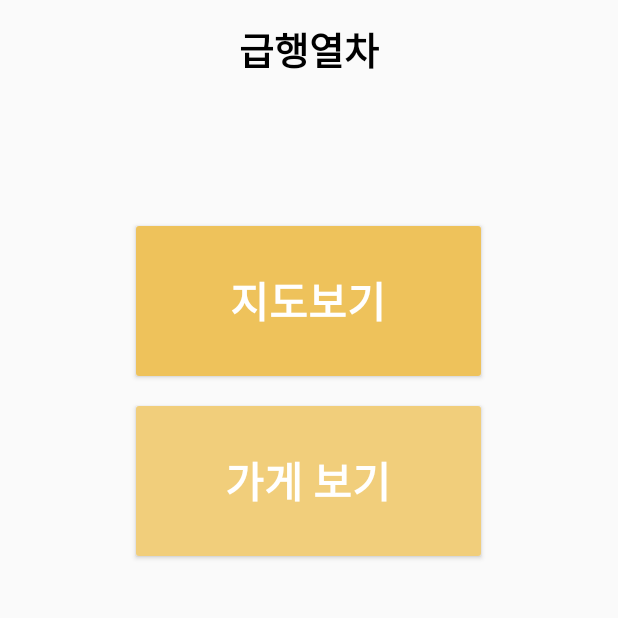
After one commit to SKHU-CSE/if_ExpressTrain, an Android app: the StartMenu screen opened directly, with no data from a screen before it, on a phone screen of 412 x 824 dp, the top half of it. The commit adds this screen. Run offline under Robolectric (Android 15) with nearby library versions, the phone set to English and light mode, and no system bars.

Commit message:
첫번째 병합전

```diff
--- a/ExpressTrain_Android/app/src/main/AndroidManifest.xml
+++ b/ExpressTrain_Android/app/src/main/AndroidManifest.xml
@@ -17,7 +17,7 @@
             </intent-filter>
         </activity>
         <activity android:name=".StoreContent" />
-        <activity android:name=".StoreMap"></activity>
+        <activity android:name=".StartMenu"></activity>
     </application>
 
 </manifest>
--- /dev/null
+++ b/ExpressTrain_Android/app/src/main/java/express/if_week/expresstrain_android/StartMenu.java
@@ -0,0 +1,28 @@
+package express.if_week.expresstrain_android;
+
+import android.content.Intent;
+import android.support.v7.app.AppCompatActivity;
+import android.os.Bundle;
+import android.view.View;
+
+public class StartMenu extends AppCompatActivity {
+
+    android.support.v7.widget.CardView cardView;
+    @Override
+    protected void onCreate(Bundle savedInstanceState) {
+        super.onCreate(savedInstanceState);
+        setContentView(R.layout.activity_start_menu);
+
+
+        cardView=findViewById(R.id.start_store);
+        cardView.setOnClickListener(new View.OnClickListener() {
+            @Override
+            public void onClick(View v) {
+                Intent intent=new Intent(StartMenu.this,MainActivity.class);
+                intent.putExtra("cardtype","0");
+                startActivity(intent);
+                finish();
+            }
+        });
+    }
+}
--- /dev/null
+++ b/ExpressTrain_Android/app/src/main/res/layout/activity_start_menu.xml
@@ -0,0 +1,90 @@
+<?xml version="1.0" encoding="utf-8"?>
+<RelativeLayout xmlns:android="http://schemas.android.com/apk/res/android"
+    xmlns:app="http://schemas.android.com/apk/res-auto"
+    xmlns:tools="http://schemas.android.com/tools"
+    android:layout_width="match_parent"
+    android:layout_height="match_parent"
+    tools:context=".StartMenu">
+
+
+
+    <RelativeLayout
+        android:id="@+id/start_topbar"
+        android:layout_width="match_parent"
+        android:layout_height="wrap_content"
+        android:padding="13dp">
+
+
+        <TextView
+            android:layout_width="wrap_content"
+            android:layout_height="wrap_content"
+            android:layout_centerHorizontal="true"
+            android:layout_centerVertical="true"
+            android:text="급행열차"
+            android:textColor="#000000"
+            android:textSize="25sp"
+            android:textStyle="bold" />
+
+
+    </RelativeLayout>
+
+
+    <android.support.v7.widget.CardView
+        android:layout_width="230dp"
+        android:layout_height="100dp"
+        android:id="@+id/start_login"
+        android:layout_below="@id/start_topbar"
+        android:layout_marginTop="85dp"
+
+        android:layout_centerHorizontal="true">
+
+        <RelativeLayout
+            android:layout_width="match_parent"
+            android:layout_height="match_parent"
+            android:background="#eec25b">
+
+        <TextView
+            android:layout_width="wrap_content"
+            android:layout_height="wrap_content"
+            android:textStyle="bold"
+            android:textSize="28dp"
+            android:textColor="#ffffff"
+            android:text="지도보기"
+            android:layout_centerHorizontal="true"
+            android:layout_centerVertical="true"
+            android:gravity="center"/>
+        </RelativeLayout>
+    </android.support.v7.widget.CardView>
+
+
+    <android.support.v7.widget.CardView
+        android:layout_width="230dp"
+        android:layout_height="100dp"
+        android:id="@+id/start_store"
+        android:layout_below="@id/start_login"
+        android:layout_marginTop="20dp"
+        android:layout_centerHorizontal="true">
+
+
+        <RelativeLayout
+            android:layout_width="match_parent"
+            android:layout_height="match_parent"
+            android:background="#cceec25b">
+
+            <TextView
+                android:layout_width="wrap_content"
+                android:layout_height="wrap_content"
+                android:textStyle="bold"
+                android:textSize="28dp"
+                android:textColor="#ffffff"
+                android:text="가게 보기"
+                android:layout_centerHorizontal="true"
+                android:layout_centerVertical="true"
+                android:gravity="center"/>
+        </RelativeLayout>
+    </android.support.v7.widget.CardView>
+
+
+
+
+</RelativeLayout>
```
Also changed, not shown: ExpressTrain_Android/app/src/main/java/express/if_week/expresstrain_android/MainActivity.java (+12 -2 lines), ExpressTrain_Android/app/src/main/java/express/if_week/expresstrain_android/StoreContent.java (+11 -0 lines), ExpressTrain_Android/app/src/main/java/express/if_week/expresstrain_android/StoreMap.java (deleted, +0 -13 lines), ExpressTrain_Android/app/src/main/res/layout/activity_store_map.xml (deleted, +0 -48 lines).
